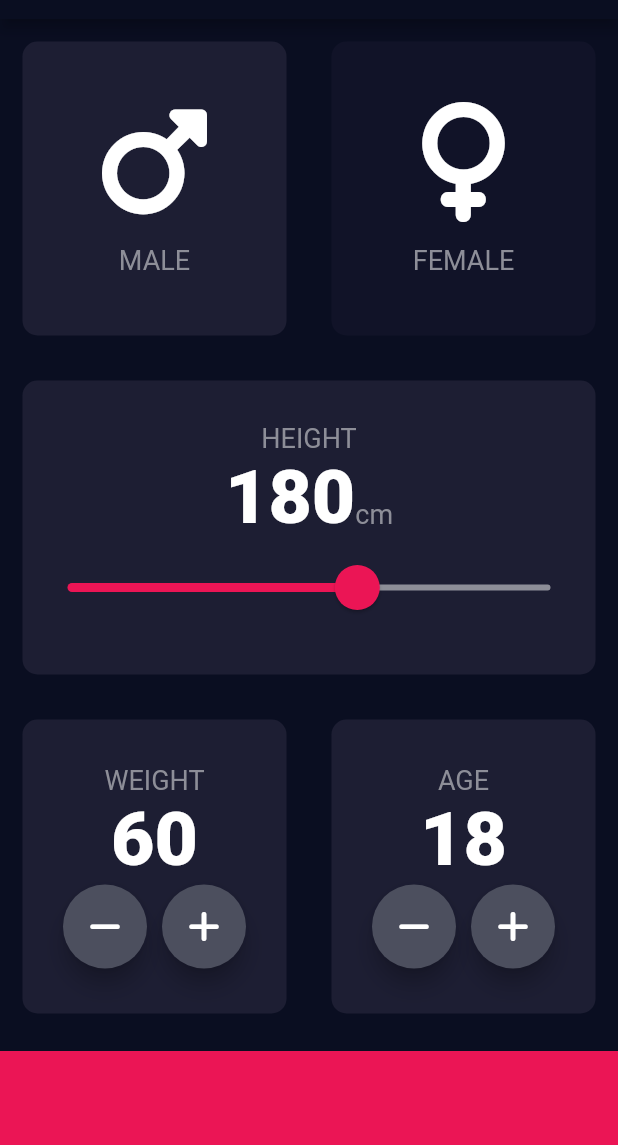
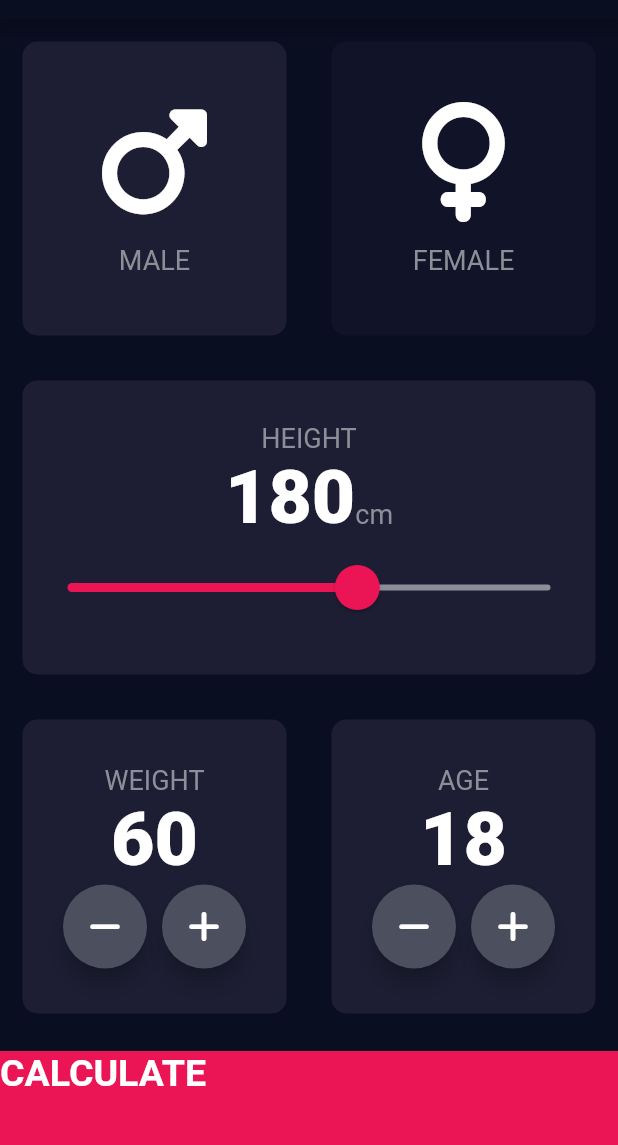
Before and after one commit to cagriaktpe/bmi-calculator, a Flutter app: the screen it shows after launch, on a phone screen of 412 x 824 dp, the part 65-1210 px from its top. Run offline on Flutter 3.47's test engine with Material 2 defaults, Android fonts, the phone set to English and light mode, and no system bars; our stand-ins replace font_awesome_flutter.

Commit message:
Add route
Create result_page.dart
Update constants.dart
Update input_page.dart
Update main.dart

```diff
--- a/lib/constants.dart
+++ b/lib/constants.dart
@@ -12,3 +12,7 @@ const kLabelTextStyle = TextStyle(
 const kNumberTextStyle = TextStyle(
     fontSize: 50.0, fontWeight: FontWeight.w900
 );
+
+const kLargeButtonTextStyle = TextStyle(
+    fontSize: 25.0, fontWeight: FontWeight.bold
+);
--- a/lib/input_page.dart
+++ b/lib/input_page.dart
@@ -221,11 +221,21 @@ class _InputPageState extends State<InputPage> {
               )),
             ],
           )),
-          Container(
-            color: kBottomContainerColour,
-            margin: const EdgeInsets.only(top: 10.0),
-            width: double.infinity,
-            height: kBottomContainerHeight,
+          // Calculate button
+          GestureDetector(
+            onTap: () {
+              Navigator.pushNamed(context, '/results');
+            },
+            child: Container(
+              child: Text(
+                'CALCULATE',
+                style: kLargeButtonTextStyle,
+              ),
+              color: kBottomContainerColour,
+              margin: const EdgeInsets.only(top: 10.0),
+              width: double.infinity,
+              height: kBottomContainerHeight,
+            ),
           )
         ],
       ),
--- a/lib/main.dart
+++ b/lib/main.dart
@@ -1,5 +1,6 @@
 import 'package:flutter/material.dart';
 import 'input_page.dart';
+import 'results_page.dart';
 
 void main() {
   runApp(const BMICalculator());
@@ -18,7 +19,11 @@ class BMICalculator extends StatelessWidget {
           backgroundColor: Color(0xFF0A0E21),
         ),
       ),
-      home: InputPage(),
+      initialRoute: '/',
+      routes: {
+        '/': (context) => InputPage(),
+        '/results': (context) => ResultsPage(),
+      }
     );
   }
 }
```
Also changed, not shown: lib/results_page.dart (added, +15 -0 lines).
